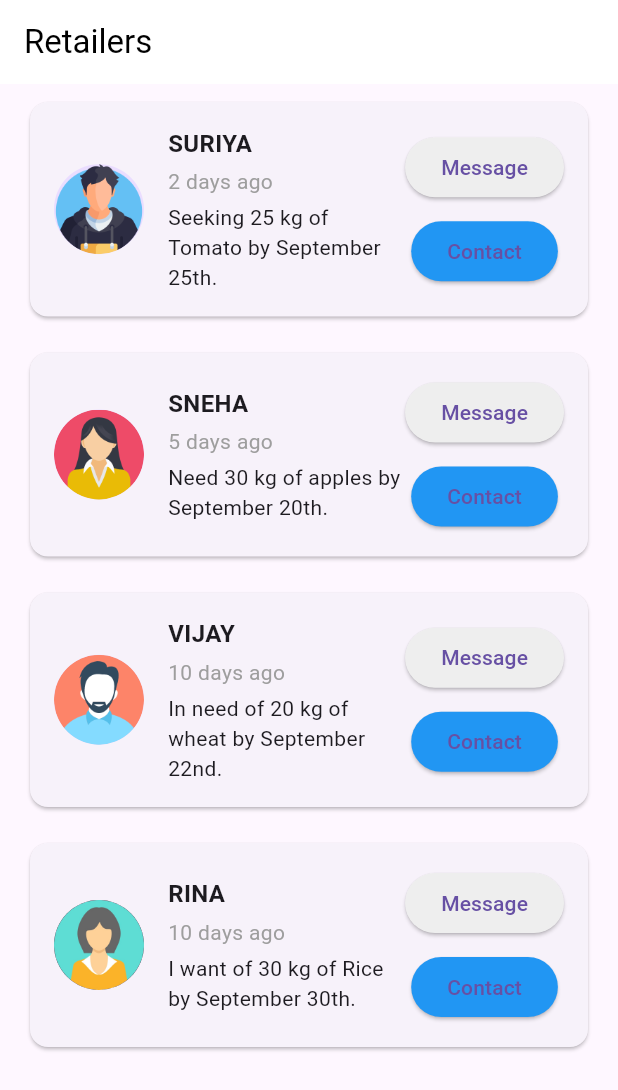
After one commit to NarmathaaJb/FarmLink, a Flutter app: the screen it shows after launch, on a phone screen of 412 x 824 dp. The commit adds this screen. Shown: the top 1090 px of the screen. Run offline on Flutter 3.47's test engine with Material 3 defaults, Android fonts, the phone set to English and light mode, and no system bars.

Commit message:
announcements

```diff
--- a/farmlink/lib/main.dart
+++ b/farmlink/lib/main.dart
@@ -1,6 +1,4 @@
-import 'package:farmlink/pages/farmers_profile.dart';
-import 'package:farmlink/pages/login_page.dart';
-import 'package:farmlink/pages/user_page.dart';
+import 'package:farmlink/pages/announcements.dart';
 import 'package:flutter/material.dart';
 
 void main() {
@@ -15,15 +13,10 @@ class MyApp extends StatelessWidget {
     return MaterialApp(
       title: 'FarmLink',
       theme: ThemeData(
-        colorScheme: ColorScheme.light(primary: Color(0xFFBAB86C)),
+        colorScheme: ColorScheme.light(primary: Colors.green),
         useMaterial3: true,
       ),
-      initialRoute: '/user', // Set initial route to UserPage
-      routes: {
-        '/user': (context) => UserPage(),
-        '/login': (context) => LoginPage(),
-        '/profile': (context) => FarmersProfile(),
-      },
+      home:  Announcements(),  // Use the LoginPage as the home screen
     );
   }
 }
--- /dev/null
+++ b/farmlink/lib/pages/announcements.dart
@@ -0,0 +1,149 @@
+import 'package:flutter/material.dart';
+
+void main() {
+  runApp(Announcements());
+}
+
+class Announcements extends StatelessWidget {
+  @override
+  Widget build(BuildContext context) {
+    return MaterialApp(
+      debugShowCheckedModeBanner: false,
+      home: RetailersListScreen(),
+    );
+  }
+}
+
+class RetailersListScreen extends StatelessWidget {
+  final List<Retailer> retailers = [
+    Retailer(
+      name: "SURIYA",
+      daysAgo: "2 days ago",
+      requirement: "Seeking 25 kg of Tomato by September 25th.",
+      imageUrl: "assets/images/announce1.png",
+    ),
+    Retailer(
+      name: "SNEHA",
+      daysAgo: "5 days ago",
+      requirement: "Need 30 kg of apples by September 20th.",
+      imageUrl: "assets/images/announce2.png",
+    ),
+    Retailer(
+      name: "VIJAY",
+      daysAgo: "10 days ago",
+      requirement: "In need of 20 kg of wheat by September 22nd.",
+      imageUrl: "assets/images/announce3.png",
+    ),
+    Retailer(
+      name: "RINA",
+      daysAgo: "10 days ago",
+      requirement: "I want of 30 kg of Rice by September 30th.",
+      imageUrl: "assets/images/announce4.jpg",
+    ),
+  ];
+
+  @override
+  Widget build(BuildContext context) {
+    return Scaffold(
+      appBar: AppBar(
+        title: Text('Retailers'),
+        backgroundColor: Colors.white,
+        foregroundColor: Colors.black,
+        elevation: 0,
+      ),
+      body: ListView.builder(
+        itemCount: retailers.length,
+        itemBuilder: (context, index) {
+          return RetailerCard(retailer: retailers[index]);
+        },
+      ),
+    );
+  }
+}
+
+class Retailer {
+  final String name;
+  final String daysAgo;
+  final String requirement;
+  final String imageUrl;
+
+  Retailer({
+    required this.name,
+    required this.daysAgo,
+    required this.requirement,
+    required this.imageUrl,
+  });
+}
+
+class RetailerCard extends StatelessWidget {
+  final Retailer retailer;
+
+  RetailerCard({required this.retailer});
+
+  @override
+  Widget build(BuildContext context) {
+    return Padding(
+      padding: const EdgeInsets.symmetric(vertical: 8.0, horizontal: 16.0),
+      child: Card(
+        child: Padding(
+          padding: const EdgeInsets.all(16.0),
+          child: Row(
+            children: [
+              CircleAvatar(
+                backgroundImage: AssetImage(retailer.imageUrl),
+                radius: 30,
+              ),
+              SizedBox(width: 16),
+              Expanded(
+                child: Column(
+                  crossAxisAlignment: CrossAxisAlignment.start,
+                  children: [
+                    Text(
+                      retailer.name,
+                      style: TextStyle(
+                        fontSize: 16,
+                        fontWeight: FontWeight.bold,
+                      ),
+                    ),
+                    SizedBox(height: 4),
+                    Text(
+                      retailer.daysAgo,
+                      style: TextStyle(
+                        color: Colors.grey,
+                      ),
+                    ),
+                    SizedBox(height: 4),
+                    Text(
+                      retailer.requirement,
+                      style: TextStyle(fontSize: 14),
+                    ),
+                  ],
+                ),
+              ),
+              Column(
+                children: [
+                  ElevatedButton(
+                    onPressed: () {},
+                    child: Text('Message'),
+                    style: ElevatedButton.styleFrom(
+                      backgroundColor: Colors.grey.shade200,
+                      iconColor: Colors.black,
+                    ),
+                  ),
+                  SizedBox(height: 8),
+                  ElevatedButton(
+                    onPressed: () {},
+                    child: Text('Contact'),
+                    style: ElevatedButton.styleFrom(
+                      backgroundColor: Colors.blue,
+                    ),
+                  ),
+                ],
+              ),
+            ],
+          ),
+        ),
+      ),
+    );
+  }
+}
--- a/farmlink/lib/pages/farmers_profile.dart
+++ b/farmlink/lib/pages/farmers_profile.dart
@@ -39,7 +39,7 @@ class ProfilePage extends StatelessWidget {
           children: [
             CircleAvatar(
               radius: 50.0,
-              backgroundImage: AssetImage('assets/images/farmer_image.jpg'), // Replace with actual image path
+              backgroundImage: AssetImage('assets/images/ramesh_image.jpg'), // Replace with actual image path
             ),
             SizedBox(height: 8),
             Text(
```
Also changed, not shown: farmlink/lib/pages/farmers_page.dart (added, +157 -0 lines), farmlink/lib/pages/product_details.dart (added, +167 -0 lines), farmlink/lib/pages/rice.dart (added, +120 -0 lines), farmlink/lib/pages/splash_screen.dart (+15 -8 lines), farmlink/assets/images/announce1.png (added), farmlink/assets/images/announce2.png (added), farmlink/assets/images/announce3.png (added), farmlink/assets/images/announce4.jpg (added), farmlink/assets/images/basmati_rice.jpg (added), farmlink/assets/images/farmlink_logo.png (added), farmlink/assets/images/ramesh_image.jpg (renamed from farmlink/assets/images/farmer_image.jpg).
